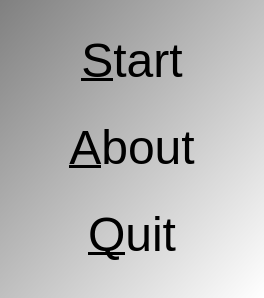
Old version of the form Tools/ToolCaesarCipher/qtcaesarciphermenudialog.ui in the repository richelbilderbeek/ProjectRichelBilderbeek.
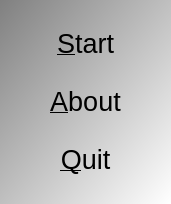
New version of the form. Icons and pictures are not drawn.

```diff
--- a/Tools/ToolCaesarCipher/qtcaesarciphermenudialog.ui
+++ b/Tools/ToolCaesarCipher/qtcaesarciphermenudialog.ui
@@ -6,8 +6,8 @@
    <rect>
     <x>0</x>
     <y>0</y>
-    <width>264</width>
-    <height>298</height>
+    <width>171</width>
+    <height>204</height>
    </rect>
   </property>
   <property name="font">
@@ -28,7 +28,7 @@
 }
 QPushButton { background-color: rgb(255, 255, 255);  }
 QPushButton { color: rgb(0,0,0); }
-QPushButton { font: 48px  }</string>
+QPushButton { font: 48px &quot;Courier New&quot;, courier, monospace }</string>
   </property>
   <layout class="QGridLayout" name="gridLayout">
    <item row="0" column="0">
```
